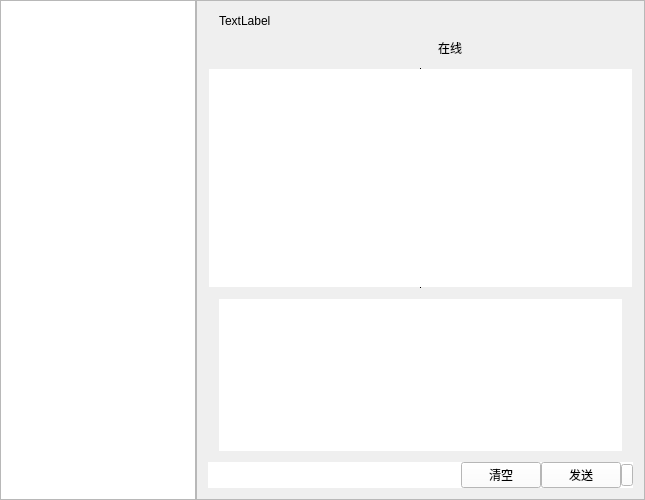
Qt form ChatMessagePlugin/ChatMessage.ui (Ying-hw/QQPlugin) before a commit.
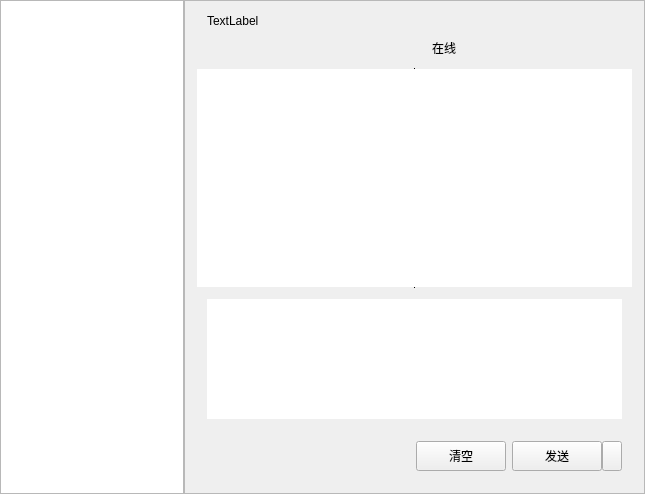
The same form after that commit. Icons and pictures are not drawn. Custom widgets are drawn as their Qt base class.

Diff of the .ui file:
```diff
--- a/ChatMessagePlugin/ChatMessage.ui
+++ b/ChatMessagePlugin/ChatMessage.ui
@@ -7,7 +7,7 @@
     <x>0</x>
     <y>0</y>
     <width>645</width>
-    <height>500</height>
+    <height>494</height>
    </rect>
   </property>
   <property name="windowTitle">
@@ -538,32 +538,52 @@
             <verstretch>0</verstretch>
            </sizepolicy>
           </property>
-          <property name="styleSheet">
-           <string notr="true">background-color: rgb(255, 255, 255);</string>
+          <property name="minimumSize">
+           <size>
+            <width>0</width>
+            <height>0</height>
+           </size>
           </property>
-          <layout class="QGridLayout" name="gridLayout_6">
-           <property name="leftMargin">
-            <number>0</number>
-           </property>
-           <property name="topMargin">
-            <number>0</number>
-           </property>
-           <property name="rightMargin">
-            <number>0</number>
-           </property>
-           <property name="bottomMargin">
-            <number>0</number>
-           </property>
-           <property name="spacing">
-            <number>0</number>
-           </property>
-           <item row="0" column="2">
+          <layout class="QHBoxLayout" name="horizontalLayout_4">
+           <item>
+            <spacer name="horizontalSpacer_3">
+             <property name="orientation">
+              <enum>Qt::Horizontal</enum>
+             </property>
+             <property name="sizeHint" stdset="0">
+              <size>
+               <width>391</width>
+               <height>17</height>
+              </size>
+             </property>
+            </spacer>
+           </item>
+           <item>
+            <widget class="QPushButton" name="BtnClear">
+             <property name="minimumSize">
+              <size>
+               <width>90</width>
+               <height>30</height>
+              </size>
+             </property>
+             <property name="text">
+              <string>清空</string>
+             </property>
+            </widget>
+           </item>
+           <item>
             <layout class="QHBoxLayout" name="horizontalLayout">
              <property name="spacing">
               <number>0</number>
              </property>
              <item>
               <widget class="QPushButton" name="BtnSend">
+               <property name="minimumSize">
+                <size>
+                 <width>90</width>
+                 <height>30</height>
+                </size>
+               </property>
                <property name="text">
                 <string>发送</string>
                </property>
@@ -577,6 +597,12 @@
              </item>
              <item>
               <widget class="QPushButton" name="BtnEnter">
+               <property name="minimumSize">
+                <size>
+                 <width>20</width>
+                 <height>30</height>
+                </size>
+               </property>
                <property name="maximumSize">
                 <size>
                  <width>12</width>
@@ -600,26 +626,6 @@
              </item>
             </layout>
            </item>
-           <item row="0" column="1">
-            <widget class="QPushButton" name="BtnClear">
-             <property name="text">
-              <string>清空</string>
-             </property>
-            </widget>
-           </item>
-           <item row="0" column="0">
-            <spacer name="horizontalSpacer_3">
-             <property name="orientation">
-              <enum>Qt::Horizontal</enum>
-             </property>
-             <property name="sizeHint" stdset="0">
-              <size>
-               <width>391</width>
-               <height>17</height>
-              </size>
-             </property>
-            </spacer>
-           </item>
           </layout>
          </widget>
         </item>
```
